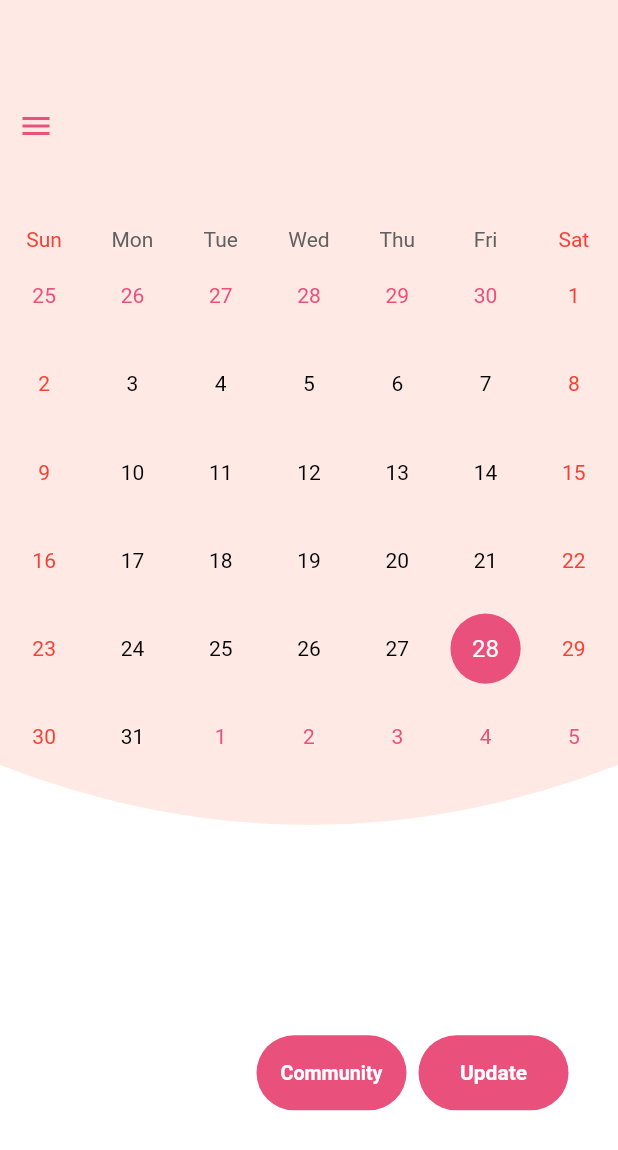
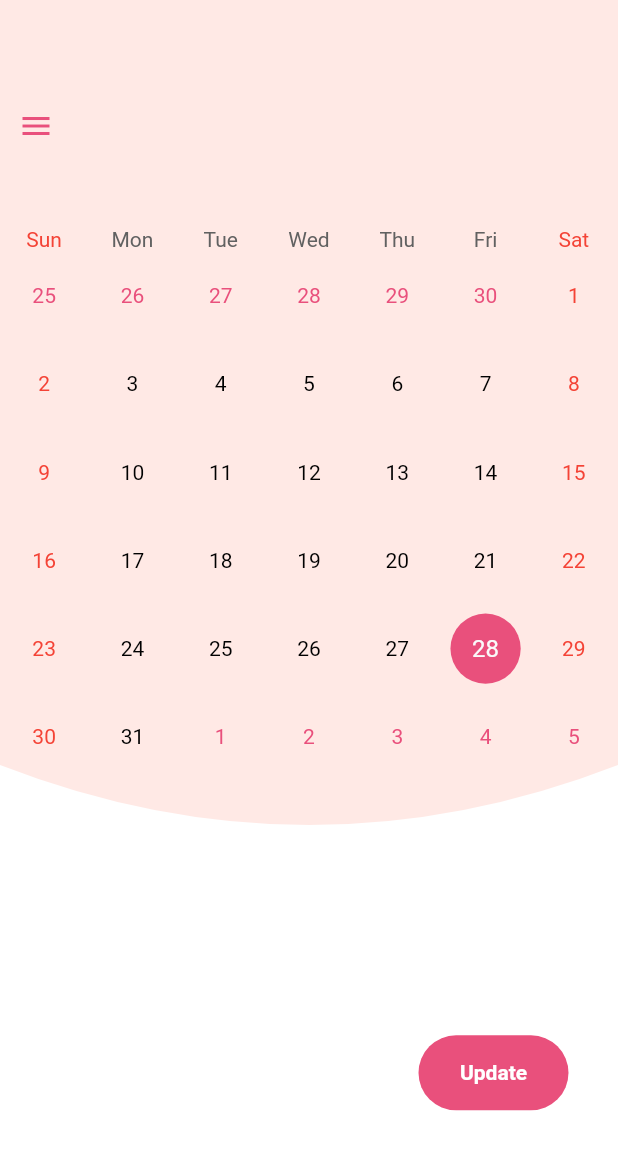
Before and after one commit to radwaahmed548/BCD, a Flutter app: the CalendarScreen screen opened by its route, after a tap on the "menu" icon, after a tap on "Update", on a phone screen of 412 x 824 dp. Shown: the top 1150 px of the screen. Run offline on Flutter 3.47's test engine with Material 2 defaults, Android fonts, the light colour scheme and no system bars; drawn by our look-alikes of table_calendar; our stand-ins replace cached_network_image, chewie, flutter_swiper, video_player; missing offline and left inert: date_range_picker.

Commit message:
commuinty edited

```diff
--- a/lib/components/maindrawer.dart
+++ b/lib/components/maindrawer.dart
@@ -64,6 +64,22 @@ class MainDrawer extends StatelessWidget {
               ),
             ),
             GestureDetector(
+              onTap: (){ Navigator.pushNamed(context, '/Community');} ,
+              child: ListTile(
+
+                title: Row(
+                    children: [
+
+                      Icon(Icons.post_add_sharp),
+
+                      Text('  community'),
+
+                    ]
+                ),
+
+              ),
+            ),
+            GestureDetector(
               //onTap: (),
               child: ListTile(
 
--- a/lib/screens/calendar_screen.dart
+++ b/lib/screens/calendar_screen.dart
@@ -61,32 +61,6 @@ class CalendarScreen extends StatelessWidget {
 
                 mainAxisAlignment: MainAxisAlignment.end,
                 children: [
-                  Container(
-
-                    alignment: Alignment.center,
-                    height: 50.0,
-                    width:  100,
-                    decoration: new BoxDecoration(
-                        borderRadius: BorderRadius.circular(80.0),
-                        color: KMainColor
-                    ),
-                    padding: const EdgeInsets.all(0),
-                    child: FlatButton(
-                      onPressed: () {
-                        Navigator.pushReplacementNamed(context, '/Community');},
-                      child: FittedBox(
-                        child: Text(
-                            'Community',
-                            textAlign: TextAlign.center,
-                            style: TextStyle(
-                              color: Colors.white,
-                              fontWeight: FontWeight.bold,
-                              // fontFamily: 'Robotomono',
-                            )),
-                      ),
-                    ),
-                  ),
-
                   Padding(
                     padding: const EdgeInsets.all(8.0),
                     child: Container(
--- a/lib/screens/examination/examination_video_screen.dart
+++ b/lib/screens/examination/examination_video_screen.dart
@@ -132,7 +132,7 @@ class _MyAppState extends State<ExaminationScreen> {
                                     Container(height: 100,width: 200
                                         ,child: Text( 'Breast self-exam (BSE), or regularly examining your breasts on your own, can be an important way to find breast cancer early when it’s more likely to be treated successfully. ',
                                         style: TextStyle(color: Colors.black54),)),
-                                    SizedBox(width: 35),
+                                    SizedBox(width: 25),
                                     RaisedButton(onPressed: () {
                                       Navigator.pushNamed(context, '/calendar');
                                     },
```
Also changed, not shown: pubspec.lock, 3 other files.
